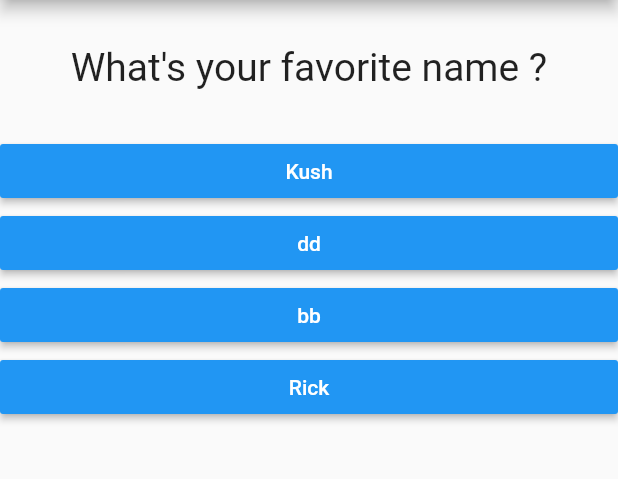
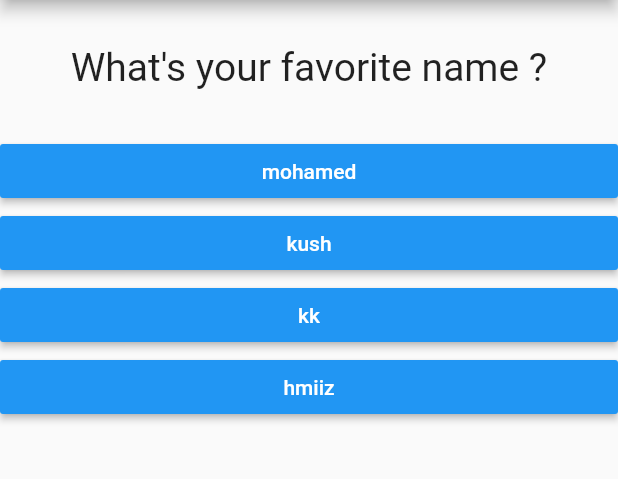
Before and after one commit to mohamedkuch/FirstFlutterApp, a Flutter app: the screen it shows after launch, after a tap on "Black", on a phone screen of 412 x 824 dp, the part 84-563 px from its top. Run offline on Flutter 3.47's test engine with Material 2 defaults, Android fonts, the phone set to English and light mode, and no system bars.

Commit message:
finish first example

```diff
--- a/lib/main.dart
+++ b/lib/main.dart
@@ -1,7 +1,6 @@
-import 'package:crypto_converter/answer.dart';
+import 'package:crypto_converter/quiz.dart';
+import 'package:crypto_converter/result.dart';
 import 'package:flutter/material.dart';
-
-import 'package:crypto_converter/question.dart';
 
 void main(List<String> args) {
   runApp(MainApp());
@@ -15,47 +14,67 @@ class MainApp extends StatefulWidget {
 }
 
 class _MainAppState extends State<MainApp> {
+  final _questions = const [
+    {
+      'questionText': 'What\'s your favorite color ?',
+      'answers': [
+        {'text': 'Black', 'score': 100},
+        {'text': 'Red', 'score': 50},
+        {'text': 'Blue', 'score': 0},
+        {'text': 'Yellow', 'score': 10},
+      ]
+    },
+    {
+      'questionText': 'What\'s your favorite name ?',
+      'answers': [
+        {'text': 'mohamed', 'score': 100},
+        {'text': 'kush', 'score': 50},
+        {'text': 'kk', 'score': 0},
+        {'text': 'hmiiz', 'score': 10},
+      ]
+    },
+    {
+      'questionText': 'What\'s your favorite animal ?',
+      'answers': [
+        {'text': 'Monkey', 'score': 10},
+        {'text': 'Lion', 'score': 50},
+        {'text': 'Snake', 'score': 100},
+        {'text': 'Dog', 'score': 20},
+      ]
+    },
+  ];
+
   var _questionIndex = 0;
+  var _totalScore = 0;
 
-  void _answerQuestion() {
+  void _answerQuestion(int score) {
+    _totalScore += score;
     setState(() {
       _questionIndex += 1;
     });
+  }
 
+  void _restartGame () {
+    setState(() {
+      _questionIndex = 0;
+      _totalScore = 0;
+    });
   }
 
   @override
   Widget build(BuildContext context) {
-    var questions = [
-      {
-        'questionText': 'What\'s your favorite color ?',
-        'answers': ['White', 'Black', 'Blue', 'Red']
-      },
-      {
-        'questionText': 'What\'s your favorite name ?',
-        'answers': ['Kush', 'dd', 'bb', 'Rick']
-      },
-      {
-        'questionText': 'What\'s your favorite animal ?',
-        'answers': ['rabbit', 'Lion', 'Monkey', 'Elephant']
-      },
-    ];
     return MaterialApp(
       home: Scaffold(
         appBar: AppBar(
           title: Text('My First App'),
         ),
-        body: Column(
-          children: [
-            Question(questions[_questionIndex]['questionText']),
-            ...(questions[_questionIndex]['answers'] as List<String>)
-                .map((answer) {
-              print(answer);
-
-              return Answer(_answerQuestion, answer);
-            }).toList()
-          ],
-        ),
+        body: _questionIndex < _questions.length
+            ? Quiz(
+                answerQuestion: _answerQuestion,
+                questionIndex: _questionIndex,
+                questions: _questions,
+              )
+            : Result(_totalScore, _restartGame),
       ),
     );
   }
--- /dev/null
+++ b/lib/quiz.dart
@@ -0,0 +1,29 @@
+import 'package:crypto_converter/question.dart';
+import 'package:flutter/material.dart';
+
+import 'answer.dart';
+
+class Quiz extends StatelessWidget {
+  final Function answerQuestion;
+  final List<Map<String, Object>> questions;
+  final int questionIndex;
+
+  Quiz({
+    @required this.answerQuestion,
+    @required this.questions,
+    @required this.questionIndex,
+  });
+
+  @override
+  Widget build(BuildContext context) {
+    return Column(
+      children: [
+        Question(questions[questionIndex]['questionText']),
+        ...(questions[questionIndex]['answers'] as List<Map<String, Object>>)
+            .map((answer) {
+          return Answer(() => answerQuestion(answer['score']), answer['text']);
+        }).toList()
+      ],
+    );
+  }
+}
```
Also changed, not shown: lib/result.dart (added, +36 -0 lines).
